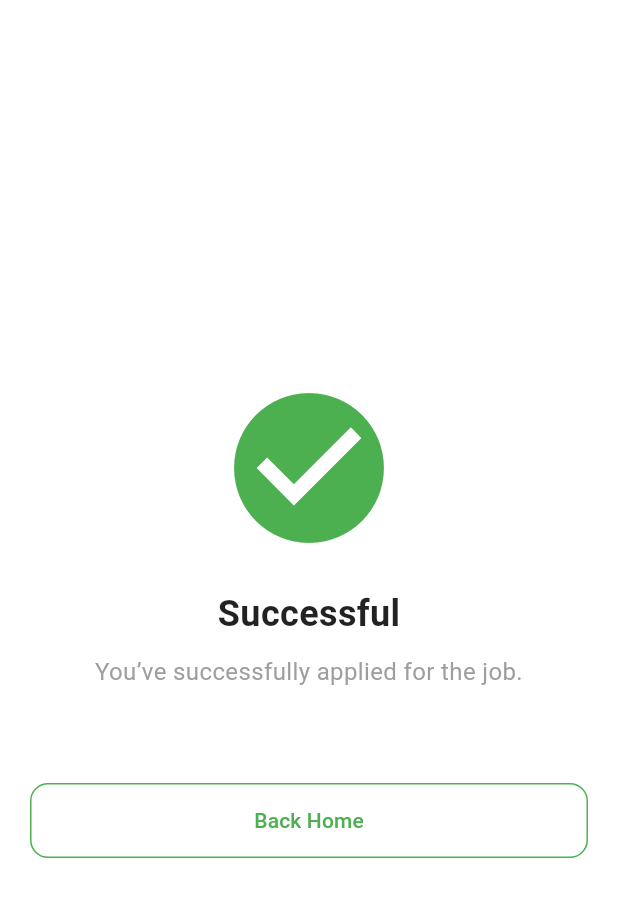
After one commit to mobile-assignment-year-4-semester-1/job-finder-app, a Flutter app: the ConfirmationScreen screen opened directly, on a phone screen of 412 x 824 dp. The commit adds this screen. Shown: the top 897 px of the screen. Run offline on Flutter 3.47's test engine with Material 3 defaults, Android fonts, the phone set to English and light mode, and no system bars; our stand-ins replace cached_network_image, file_picker, firebase_auth, firebase_core, get, shared_preferences; missing offline and left inert: flutter_facebook_auth, pigeon; accounts and stored records are empty; network calls fail.

Commit message:
Update Commite

```diff
--- /dev/null
+++ b/lib/features/screens/pages/confirm_screen.dart
@@ -0,0 +1,56 @@
+import 'package:flutter/material.dart';
+import 'package:job_finder_app/features/screens/pages/default_screen.dart';
+
+class ConfirmationScreen extends StatelessWidget {
+  const ConfirmationScreen({super.key});
+
+  @override
+  Widget build(BuildContext context) {
+    return Scaffold(
+      body: SafeArea(
+        child: Center(
+          child: Padding(
+            padding: const EdgeInsets.all(20),
+            child: Column(
+              mainAxisAlignment: MainAxisAlignment.center,
+              children: [
+                const Icon(Icons.check_circle, color: Colors.green, size: 120),
+                const SizedBox(height: 20),
+                const Text(
+                  "Successful",
+                  style: TextStyle(fontSize: 24, fontWeight: FontWeight.bold),
+                ),
+                const SizedBox(height: 10),
+                const Text(
+                  "You’ve successfully applied for the job.\n",
+                  textAlign: TextAlign.center,
+                  style: TextStyle(fontSize: 16, color: Colors.grey),
+                ),
+                const SizedBox(height: 40),
+                OutlinedButton(
+                  onPressed: () {
+                    Navigator.push(
+                      context,
+                      MaterialPageRoute(builder: (_) => DefaultScreen()),
+                    );
+                  },
+                  style: OutlinedButton.styleFrom(
+                    minimumSize: const Size(double.infinity, 50),
+                    side: const BorderSide(color: Colors.green),
+                    shape: RoundedRectangleBorder(
+                      borderRadius: BorderRadius.circular(12),
+                    ),
+                  ),
+                  child: const Text(
+                    "Back Home",
+                    style: TextStyle(color: Colors.green),
+                  ),
+                ),
+              ],
+            ),
+          ),
+        ),
+      ),
+    );
+  }
+}
--- a/lib/features/utils/auth_helper.dart
+++ b/lib/features/utils/auth_helper.dart
@@ -3,6 +3,7 @@ import 'package:flutter/material.dart';
 import 'package:firebase_auth/firebase_auth.dart';
 import 'package:job_finder_app/features/screens/pages/apply_job.dart';
 import 'package:job_finder_app/features/screens/pages/job_details_screen.dart';
+import 'package:job_finder_app/features/screens/pages/resume_upload.dart';
 import 'package:job_finder_app/features/utils/constants/app.colors.dart';
 import 'package:shared_preferences/shared_preferences.dart';
 
@@ -17,7 +18,7 @@ class AuthHelper {
     if (isLoggedIn && FirebaseAuth.instance.currentUser != null) {
       Navigator.of(
         context,
-      ).push(MaterialPageRoute(builder: (_) => ApplyScreen(job: job)));
+      ).push(MaterialPageRoute(builder: (_) => ResumeUploadScreen()));
     } else {
       showCustomLoginDialog(context, job);
     }
```
Also changed, not shown: lib/features/screens/pages/apply_job.dart (+23 -2 lines).
